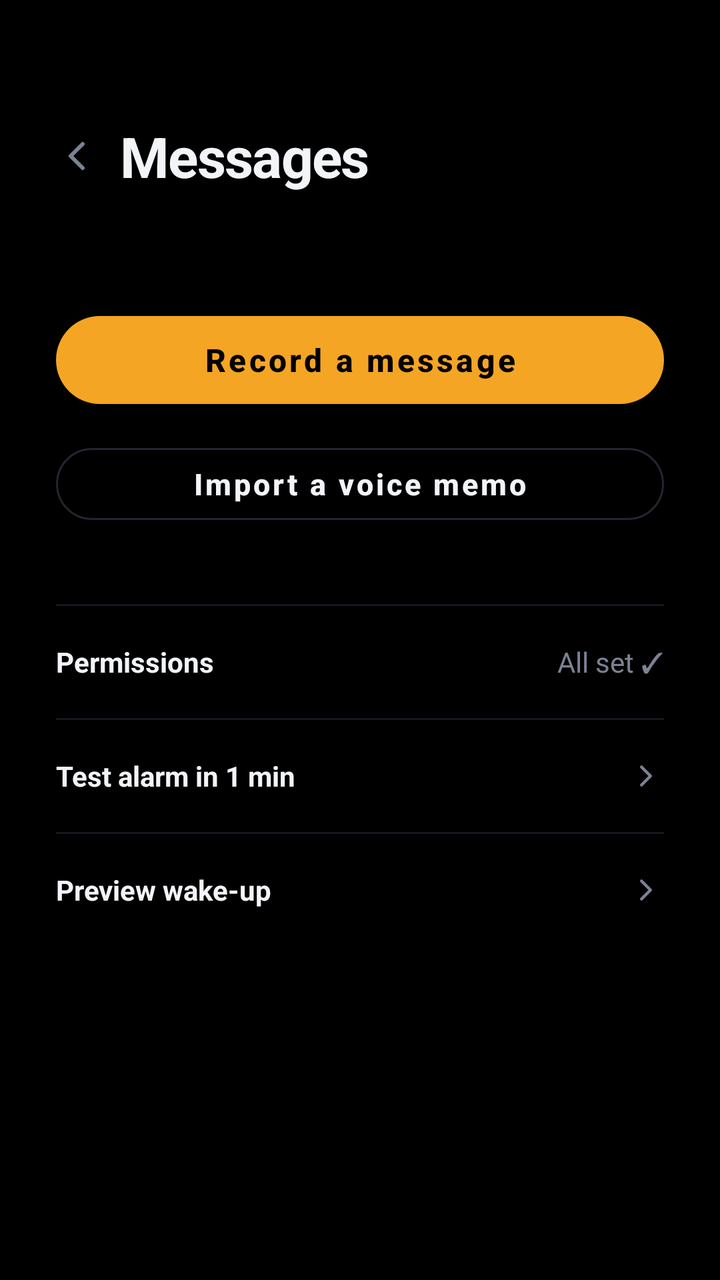
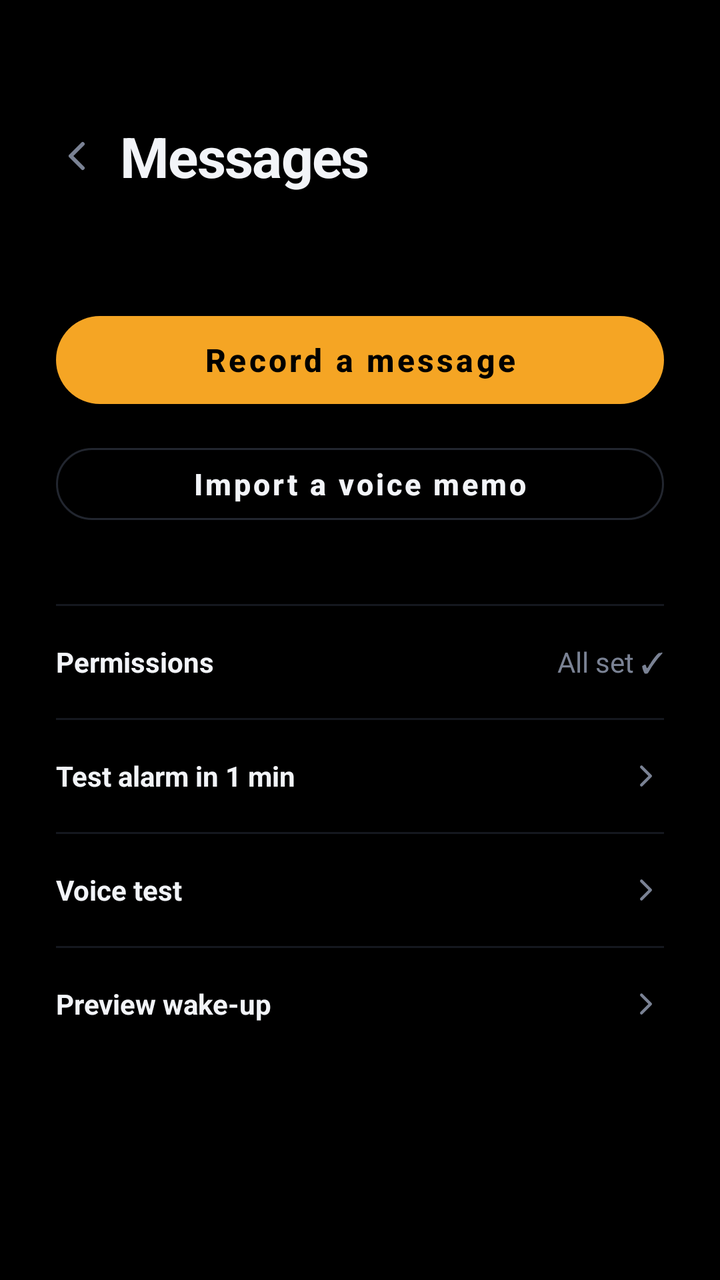

Compare the two renders of this Android layout. The source of the first and the diff that turns it into the second are given below.
<!-- AndroidManifest.xml: application theme Theme.WhyNotYou -->
<!-- res/layout/activity_messages.xml -->
<?xml version="1.0" encoding="utf-8"?>
<ScrollView xmlns:android="http://schemas.android.com/apk/res/android"
    android:layout_width="match_parent"
    android:layout_height="match_parent"
    android:background="#000000"
    android:fillViewport="true">

    <LinearLayout
        android:layout_width="match_parent"
        android:layout_height="wrap_content"
        android:orientation="vertical"
        android:paddingStart="28dp"
        android:paddingTop="56dp"
        android:paddingEnd="28dp"
        android:paddingBottom="40dp">

        <LinearLayout
            android:layout_width="match_parent"
            android:layout_height="wrap_content"
            android:gravity="center_vertical"
            android:orientation="horizontal">
            <ImageButton
                android:id="@+id/btn_back"
                android:layout_width="44dp"
                android:layout_height="44dp"
                android:layout_marginStart="-12dp"
                android:background="@android:color/transparent"
                android:contentDescription="Back"
                android:src="@drawable/ic_back"
                android:tint="#7A8294" />
            <TextView
                android:layout_width="wrap_content"
                android:layout_height="wrap_content"
                android:text="Messages"
                android:textColor="#F2F4F8"
                android:textSize="28sp"
                android:textStyle="bold"
                android:letterSpacing="-0.02" />
        </LinearLayout>

        <LinearLayout
            android:id="@+id/list"
            android:layout_width="match_parent"
            android:layout_height="wrap_content"
            android:layout_marginTop="24dp"
            android:orientation="vertical" />

        
        <LinearLayout
            android:id="@+id/recorder"
            android:layout_width="match_parent"
            android:layout_height="wrap_content"
            android:layout_marginTop="24dp"
            android:background="@drawable/bg_box"
            android:gravity="center_horizontal"
            android:orientation="vertical"
            android:padding="24dp"
            android:visibility="gone">
            <com.whynotyou.alarm.OrbView
                android:id="@+id/rec_orb"
                android:layout_width="120dp"
                android:layout_height="120dp" />
            <TextView
                android:id="@+id/rec_time"
                android:layout_width="wrap_content"
                android:layout_height="wrap_content"
                android:layout_marginTop="12dp"
                android:text="0:00"
                android:textColor="#F2F4F8"
                android:textSize="22sp"
                android:textStyle="bold" />
            <EditText
                android:id="@+id/rec_from"
                android:layout_width="match_parent"
                android:layout_height="wrap_content"
                android:layout_marginTop="16dp"
                android:background="@android:color/transparent"
                android:hint="From"
                android:inputType="textCapWords"
                android:maxLines="1"
                android:paddingVertical="8dp"
                android:textColor="#F2F4F8"
                android:textColorHint="#3A3F4B"
                android:textSize="18sp"
                android:textStyle="bold" />
            <View android:layout_width="match_parent" android:layout_height="1dp" android:background="#22262F" />
            <LinearLayout
                android:layout_width="match_parent"
                android:layout_height="wrap_content"
                android:layout_marginTop="20dp"
                android:orientation="horizontal">
                <Button android:id="@+id/rec_cancel" style="@style/OutlineButton" android:layout_width="0dp" android:layout_weight="1" android:layout_marginEnd="6dp" android:text="Cancel" />
                <Button android:id="@+id/rec_stop" style="@style/PrimaryButton" android:layout_width="0dp" android:layout_height="48dp" android:layout_weight="1" android:layout_marginStart="6dp" android:text="Stop" />
            </LinearLayout>
        </LinearLayout>

        <Button
            android:id="@+id/btn_record"
            style="@style/PrimaryButton"
            android:layout_marginTop="28dp"
            android:drawableStart="@drawable/ic_mic"
            android:drawablePadding="10dp"
            android:drawableTint="#000000"
            android:text="Record a message" />

        <Button
            android:id="@+id/btn_import"
            style="@style/OutlineButton"
            android:layout_marginTop="10dp"
            android:text="Import a voice memo" />

        <View android:layout_width="match_parent" android:layout_height="1dp" android:layout_marginTop="36dp" android:background="#15181F" />

        <LinearLayout android:id="@+id/row_permissions" style="@style/Row" android:background="?android:attr/selectableItemBackground">
            <TextView style="@style/RowLabel" android:textSize="14sp" android:text="Permissions" />
            <TextView android:id="@+id/txt_permissions" style="@style/RowValue" android:textSize="14sp" android:text="All set ✓" />
        </LinearLayout>
        <View android:layout_width="match_parent" android:layout_height="1dp" android:background="#15181F" />

        <LinearLayout android:id="@+id/row_test" style="@style/Row" android:background="?android:attr/selectableItemBackground">
            <TextView style="@style/RowLabel" android:textSize="14sp" android:text="Test alarm in 1 min" />
            <ImageView android:layout_width="18dp" android:layout_height="18dp" android:src="@drawable/ic_chevron" android:tint="#7A8294" android:importantForAccessibility="no" />
        </LinearLayout>
        <View android:layout_width="match_parent" android:layout_height="1dp" android:background="#15181F" />

        <LinearLayout android:id="@+id/row_preview" style="@style/Row" android:background="?android:attr/selectableItemBackground">
            <TextView style="@style/RowLabel" android:textSize="14sp" android:text="Preview wake-up" />
            <ImageView android:layout_width="18dp" android:layout_height="18dp" android:src="@drawable/ic_chevron" android:tint="#7A8294" android:importantForAccessibility="no" />
        </LinearLayout>
    </LinearLayout>
</ScrollView>
<!-- resources referenced by this layout -->
<resources>
  <!-- drawable bg_box (drawable) -->
  <?xml version="1.0" encoding="utf-8"?>
  <shape xmlns:android="http://schemas.android.com/apk/res/android" android:shape="rectangle">
      <solid android:color="#000000" />
      <stroke android:width="1dp" android:color="#22262F" />
      <corners android:radius="24dp" />
  </shape>
  <!-- drawable ic_back (drawable) -->
  <?xml version="1.0" encoding="utf-8"?>
  <vector xmlns:android="http://schemas.android.com/apk/res/android"
      android:width="24dp" android:height="24dp"
      android:viewportWidth="24" android:viewportHeight="24">
      <path android:fillColor="#00000000" android:strokeColor="#FFFFFFFF" android:strokeWidth="2" android:strokeLineCap="round" android:strokeLineJoin="round" android:pathData="M15,6L9,12L15,18"/>
  </vector>
  <!-- drawable ic_chevron (drawable) -->
  <?xml version="1.0" encoding="utf-8"?>
  <vector xmlns:android="http://schemas.android.com/apk/res/android"
      android:width="24dp" android:height="24dp"
      android:viewportWidth="24" android:viewportHeight="24">
      <path android:fillColor="#00000000" android:strokeColor="#FFFFFFFF" android:strokeWidth="2" android:strokeLineCap="round" android:strokeLineJoin="round" android:pathData="M9,6L15,12L9,18"/>
  </vector>
  <!-- drawable ic_mic (drawable) -->
  <?xml version="1.0" encoding="utf-8"?>
  <vector xmlns:android="http://schemas.android.com/apk/res/android"
      android:width="24dp" android:height="24dp"
      android:viewportWidth="24" android:viewportHeight="24">
      <path android:fillColor="#00000000" android:strokeColor="#FFFFFFFF" android:strokeWidth="2" android:strokeLineCap="round" android:pathData="M9,6a3,3 0 0,1 6,0v5a3,3 0 0,1 -6,0zM5,11a7,7 0 0,0 14,0M12,18V21"/>
  </vector>
  <style name="PrimaryButton" parent="Widget.MaterialComponents.Button">
          <item name="android:layout_width">match_parent</item>
          <item name="android:layout_height">56dp</item>
          <item name="android:textAllCaps">false</item>
          <item name="android:textStyle">bold</item>
          <item name="android:textSize">16sp</item>
          <item name="backgroundTint">#F5A524</item>
          <item name="android:textColor">#000000</item>
          <item name="cornerRadius">28dp</item>
      </style>
  <style name="Row">
          <item name="android:layout_width">match_parent</item>
          <item name="android:layout_height">wrap_content</item>
          <item name="android:minHeight">56dp</item>
          <item name="android:orientation">horizontal</item>
          <item name="android:gravity">center_vertical</item>
          <item name="android:paddingTop">14dp</item>
          <item name="android:paddingBottom">14dp</item>
      </style>
  <style name="RowLabel">
          <item name="android:layout_width">0dp</item>
          <item name="android:layout_height">wrap_content</item>
          <item name="android:layout_weight">1</item>
          <item name="android:textColor">#F2F4F8</item>
          <item name="android:textSize">16sp</item>
          <item name="android:textStyle">bold</item>
      </style>
  <style name="RowValue">
          <item name="android:layout_width">wrap_content</item>
          <item name="android:layout_height">wrap_content</item>
          <item name="android:textColor">#7A8294</item>
          <item name="android:textSize">15sp</item>
      </style>
  <style name="TimePickerDark" parent="android:Widget.Material.TimePicker">
          <item name="android:headerBackground">#0B0D12</item>
          <item name="android:numbersBackgroundColor">#15181F</item>
          <item name="android:numbersSelectorColor">#F5A524</item>
          <item name="android:numbersTextColor">#F2F4F8</item>
      </style>
  <style name="DialogDark" parent="Theme.MaterialComponents.Dialog">
          <item name="colorPrimary">#F5A524</item>
          <item name="colorAccent">#F5A524</item>
          <item name="android:background">#0B0D12</item>
          <item name="android:textColorPrimary">#F2F4F8</item>
          <item name="android:textColorSecondary">#7A8294</item>
      </style>
  <!-- unchanged entries left out for length: 2 -->
</resources>

<!-- the commit's change to res/layout/activity_messages.xml (unified diff, before → after) -->
@@ -123,6 +123,23 @@
         </LinearLayout>
         <View android:layout_width="match_parent" android:layout_height="1dp" android:background="#15181F" />
 
+        <LinearLayout android:id="@+id/row_voicetest" style="@style/Row" android:background="?android:attr/selectableItemBackground">
+            <TextView style="@style/RowLabel" android:textSize="14sp" android:text="Voice test" />
+            <ImageView android:layout_width="18dp" android:layout_height="18dp" android:src="@drawable/ic_chevron" android:tint="#7A8294" android:importantForAccessibility="no" />
+        </LinearLayout>
+        <TextView
+            android:id="@+id/txt_probe"
+            android:layout_width="match_parent"
+            android:layout_height="wrap_content"
+            android:fontFamily="monospace"
+            android:paddingBottom="12dp"
+            android:text=""
+            android:textColor="#7A8294"
+            android:textIsSelectable="true"
+            android:textSize="11sp"
+            android:visibility="gone" />
+        <View android:layout_width="match_parent" android:layout_height="1dp" android:background="#15181F" />
+
         <LinearLayout android:id="@+id/row_preview" style="@style/Row" android:background="?android:attr/selectableItemBackground">
             <TextView style="@style/RowLabel" android:textSize="14sp" android:text="Preview wake-up" />
             <ImageView android:layout_width="18dp" android:layout_height="18dp" android:src="@drawable/ic_chevron" android:tint="#7A8294" android:importantForAccessibility="no" />
